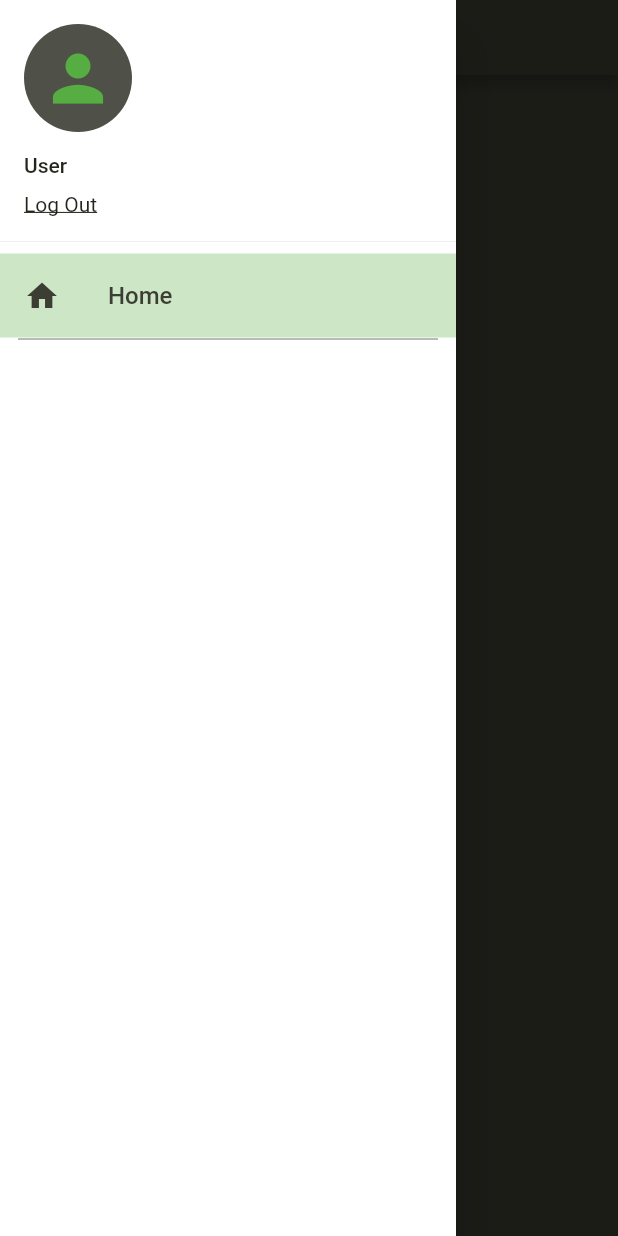
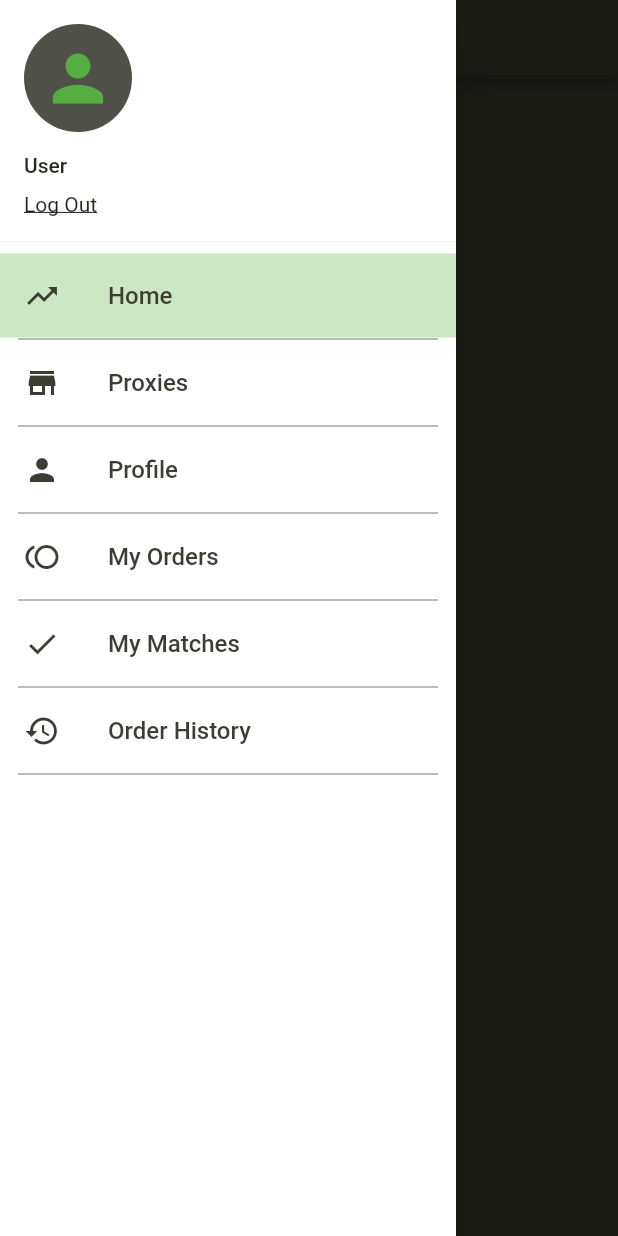
Before and after one commit to Field-Fresh/fieldfresh-mobile, a Flutter app: the Main screen opened by its route, with the side drawer open, on a phone screen of 412 x 824 dp. Run offline on Flutter 3.47's test engine with Material 2 defaults, Android fonts, the phone set to English and light mode, and no system bars; our stand-ins replace equatable, flutter_bloc, flutter_secure_storage, flutter_svg, get_it, google_maps_flutter; missing offline and left inert: flutter_verification_code_input, search_map_place; accounts and stored records are empty.

Commit message:
added other pages to navbar

```diff
--- a/lib/feature/drawer/state/states.dart
+++ b/lib/feature/drawer/state/states.dart
@@ -1,18 +1,12 @@
-
-
-
 import 'package:fieldfreshmobile/feature/drawer/bloc/dashboard_state.dart';
 
 class NavDrawerSelectedState extends NavDrawerState {
   final NavItem selectedItem;
 
-  NavDrawerSelectedState(this.selectedItem): super([selectedItem]);
+  NavDrawerSelectedState(this.selectedItem) : super([selectedItem]);
 
   @override
   String toString() => 'NavDrawerSelectedState';
 }
 
-enum NavItem {
-  profile,
-  home
-}
+enum NavItem { profile, home, active_orders, matches, history, proxy }
--- a/lib/feature/drawer/ui/nav_drawer.dart
+++ b/lib/feature/drawer/ui/nav_drawer.dart
@@ -11,7 +11,12 @@ import 'package:flutter_bloc/flutter_bloc.dart';
 class NavDrawerWidget extends StatelessWidget {
   final List<_NavigationItem> _listItems = [
     _NavigationItem(true, NavItem.profile, "Profile", null),
-    _NavigationItem(false, NavItem.home, "Home", Icons.home),
+    _NavigationItem(false, NavItem.home, "Home", Icons.trending_up),
+    _NavigationItem(false, NavItem.proxy, "Proxies", Icons.store),
+    _NavigationItem(false, NavItem.profile, "Profile", Icons.person),
+    _NavigationItem(false, NavItem.active_orders, "My Orders", Icons.toll),
+    _NavigationItem(false, NavItem.matches, "My Matches", Icons.check),
+    _NavigationItem(false, NavItem.history, "Order History", Icons.history),
   ];
 
   @override
--- a/lib/feature/main/main.dart
+++ b/lib/feature/main/main.dart
@@ -47,6 +47,8 @@ class _MainState extends State<Main> {
       return Container();
     } else if (item == NavItem.profile) {
       return Container();
+    } else {
+      return Container();
     }
   }
 }
```
